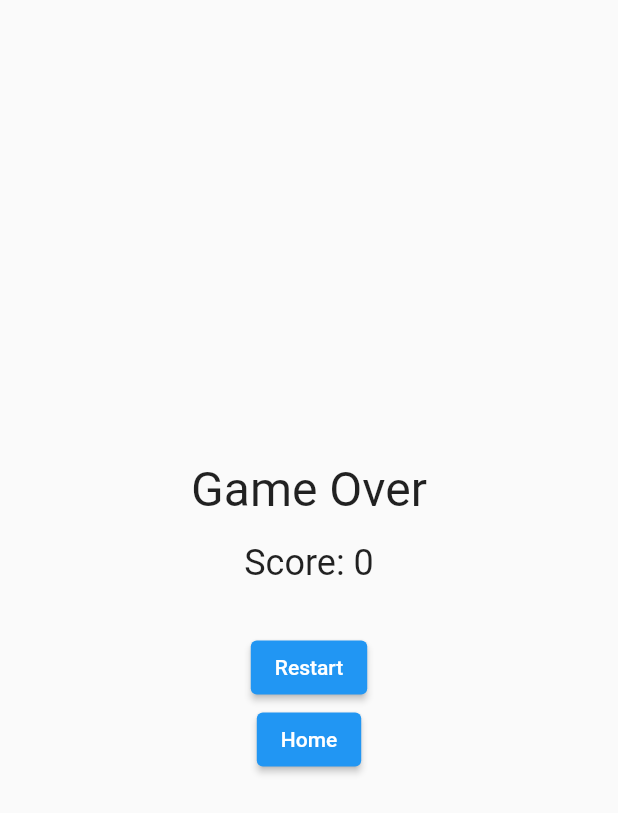
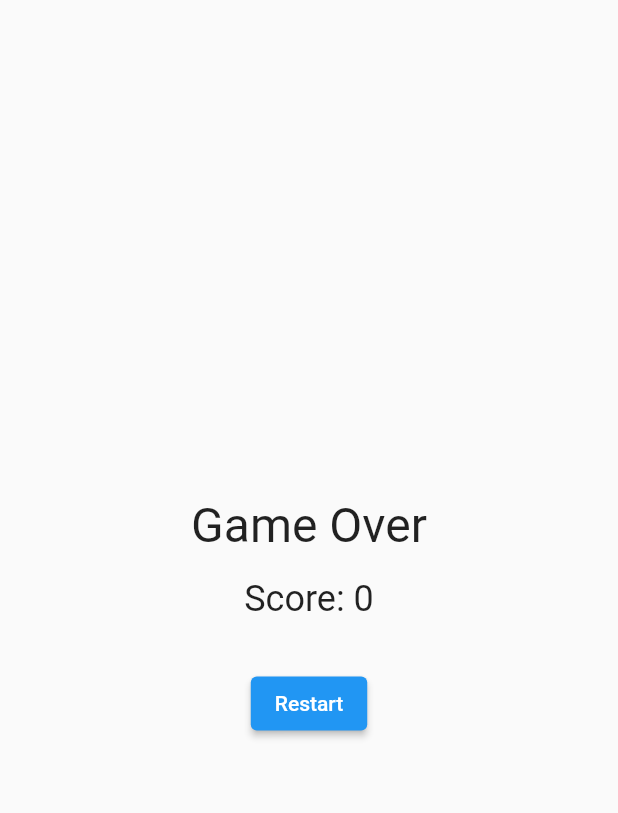
Before and after one commit to arzindani/flutter-snake-game, a Flutter app: the GameOverScreen screen opened directly with empty values, on a phone screen of 412 x 824 dp. Shown: the top 813 px of the screen. Run offline on Flutter 3.47's test engine with Material 2 defaults, Android fonts, the phone set to English and light mode, and no system bars.

Commit message:
remove button

```diff
--- a/lib/game_over_page/game_over_page.dart
+++ b/lib/game_over_page/game_over_page.dart
@@ -14,7 +14,7 @@ class GameOverScreen extends StatelessWidget {
       body: Center(
         child: Column(
           mainAxisAlignment: MainAxisAlignment.center,
-          children: <Widget> [
+          children: <Widget>[
             const Text(
               'Game Over',
               style: TextStyle(fontSize: 32),
@@ -27,16 +27,11 @@ class GameOverScreen extends StatelessWidget {
             const SizedBox(height: 32),
             ElevatedButton(
               onPressed: () => {
-                Navigator.of(context).pushReplacement(MaterialPageRoute(builder: (BuildContext context) => GamePage()))
+                Navigator.of(context).pushReplacement(MaterialPageRoute(
+                    builder: (BuildContext context) => GamePage()))
               },
               child: const Text('Restart'),
-            ),
-            ElevatedButton(
-              onPressed: () => {
-                Navigator.of(context).pushReplacement(MaterialPageRoute(builder: (BuildContext context) => HomePage()))
-              },
-              child: const Text('Home'),
-            ),
+            )
           ],
         ),
       ),
```
